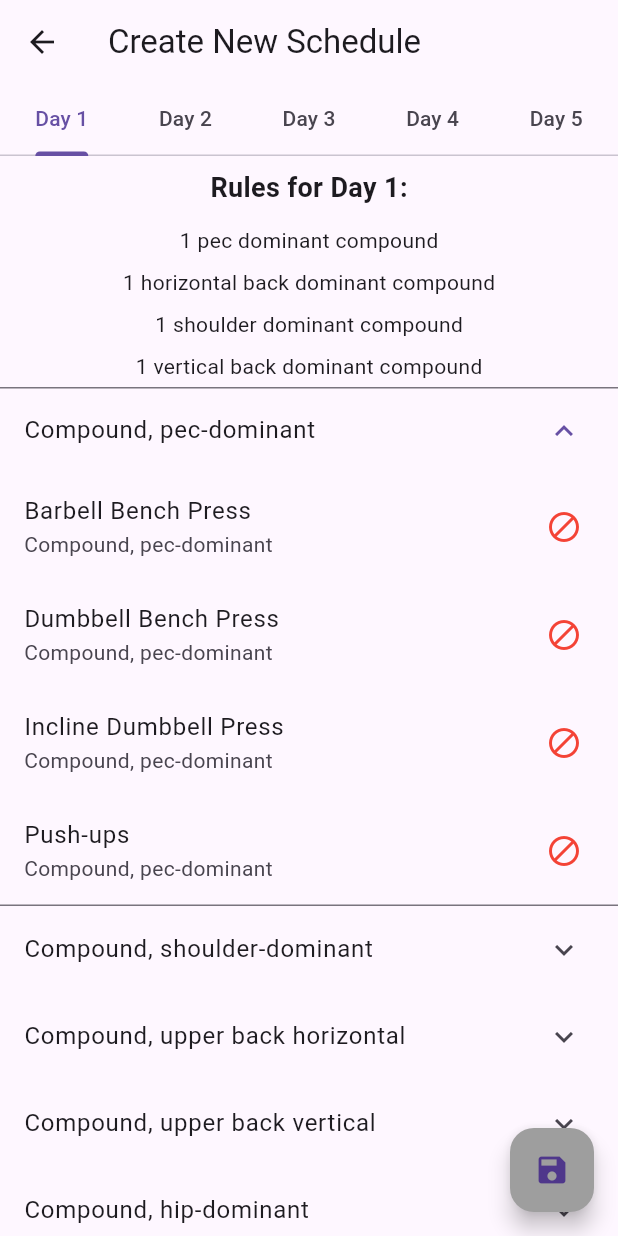
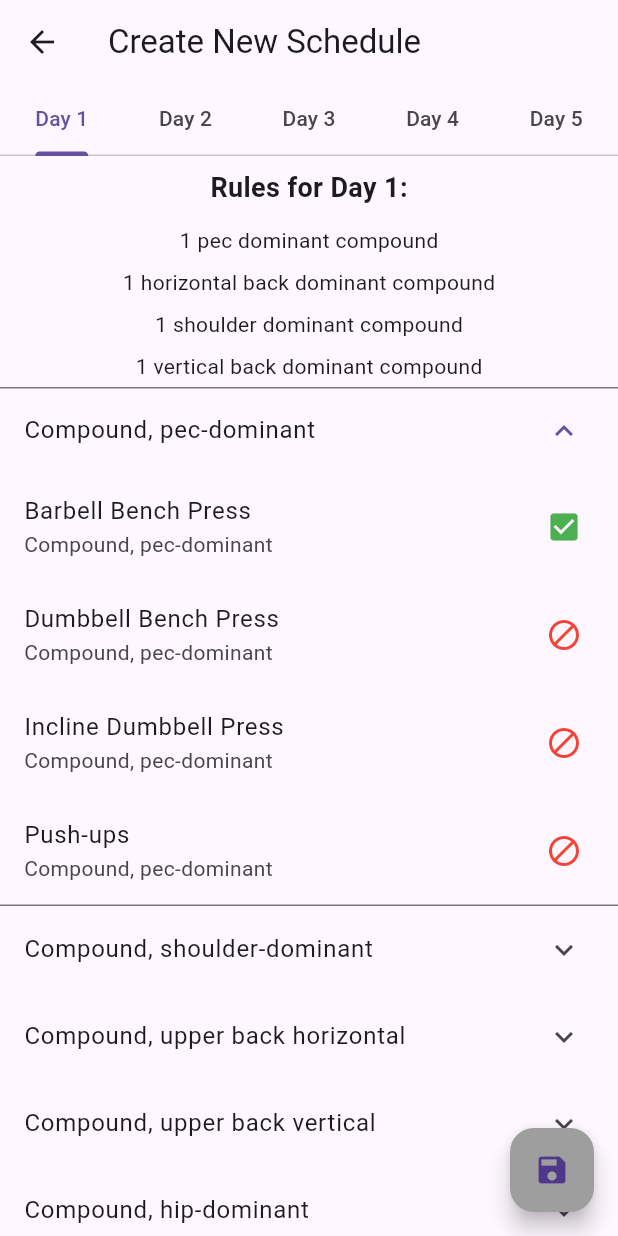
Before and after one commit to Phuzzle/fitpal-flutter, a Flutter app: the NewScheduleScreen screen opened directly, after a tap on "Compound, pec-dominant", after a tap on "Barbell Bench Press", on a phone screen of 412 x 824 dp. Run offline on Flutter 3.47's test engine with Material 3 defaults, Android fonts, the phone set to English and light mode, and no system bars; our stand-ins replace cloud_firestore, flutter_local_notifications, hive, hive_flutter, timezone; accounts and stored records are empty; generated files the repository leaves out were written again.

Commit message:
refactor: Improve muscle group matching logic in _canSelectExercise method

```diff
--- a/lib/screens/new_schedule_screen.dart
+++ b/lib/screens/new_schedule_screen.dart
@@ -71,7 +71,8 @@ class _NewScheduleScreenState extends State<NewScheduleScreen> {
     final selectedCount = _selectedExercises[day]!.where((e) => e.muscleGroup == exercise.muscleGroup).length;
 
     for (var rule in rules) {
-      if (exercise.muscleGroup.toLowerCase().contains(rule['muscleGroup'].toString().toLowerCase())) {
+      if (rule['muscleGroup'].toString().toLowerCase().split(' ').any((part) =>
+          exercise.muscleGroup.toLowerCase().contains(part))) {
         final canSelect = selectedCount < (rule['count'] as int);
         print('Can select $day ${exercise.name}: $canSelect (selected: $selectedCount, max: ${rule['count']}, rule: ${rule['muscleGroup']})');
         return canSelect;
```
